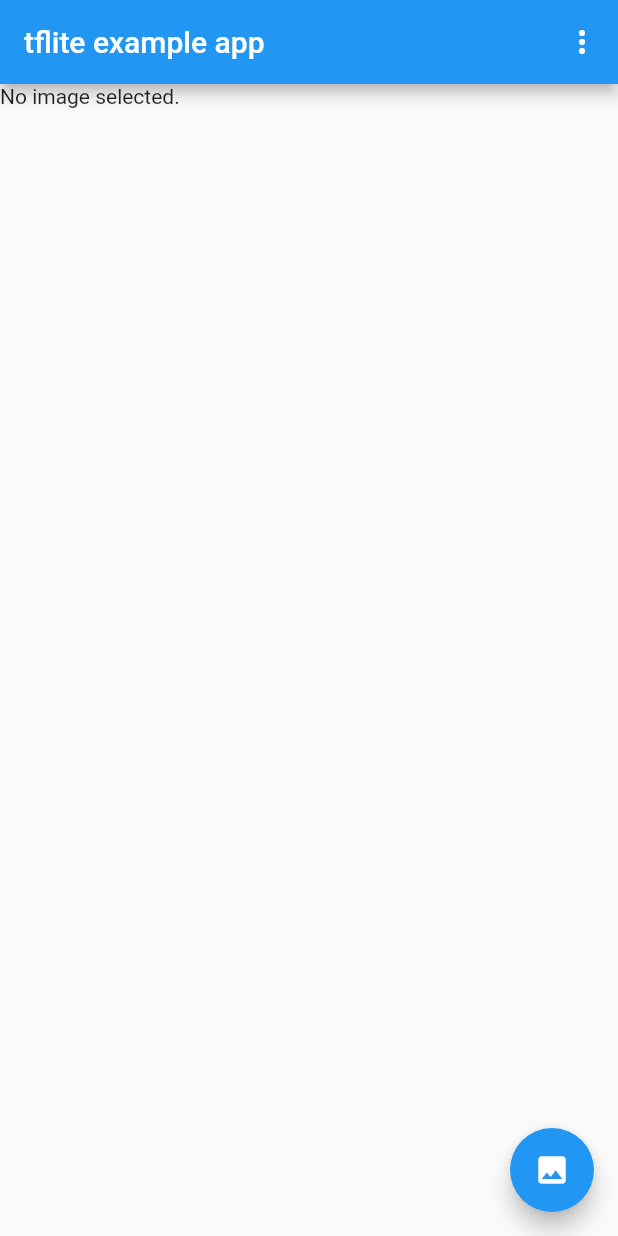
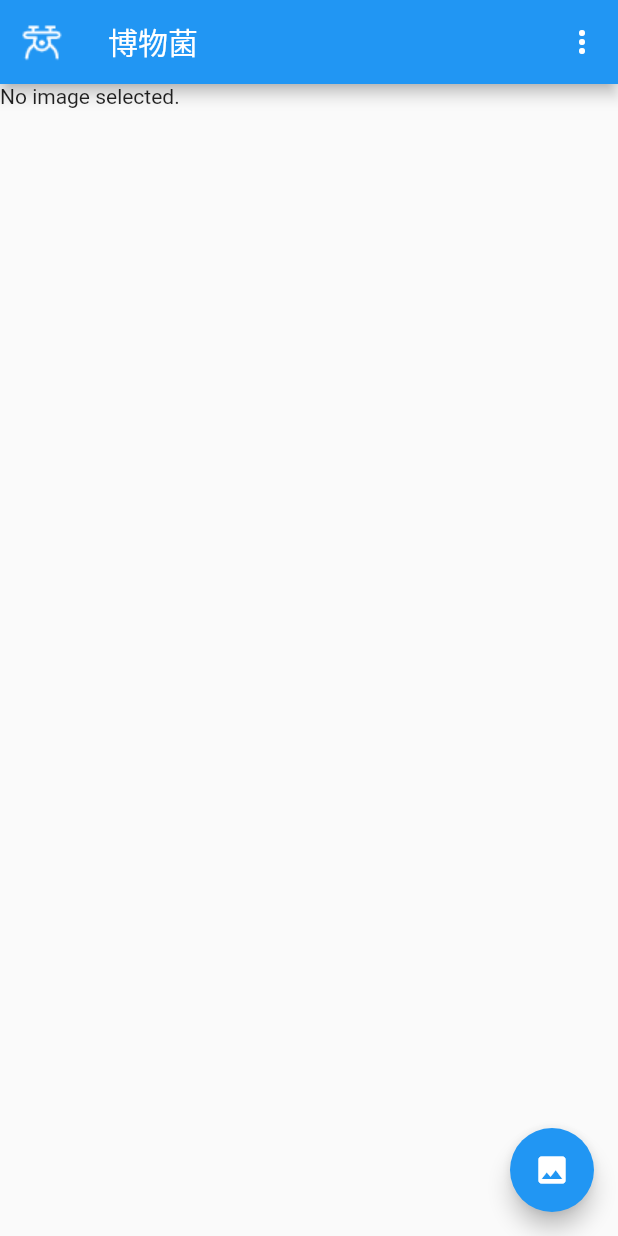
Before and after one commit to fubiye/wildlife_discovery, a Flutter app: the screen it shows after launch, on a phone screen of 412 x 824 dp. Run offline on Flutter 3.47's test engine with Material 2 defaults, Android fonts, the phone set to English and light mode, and no system bars; our stand-ins replace image_picker; missing offline and left inert: tflite.

```diff
--- a/lib/main.dart
+++ b/lib/main.dart
@@ -406,7 +406,8 @@ class _MyAppState extends State<MyApp> {
 
     return Scaffold(
       appBar: AppBar(
-        title: const Text('tflite example app'),
+        title: const Text('博物菌'),
+        leading: const ImageIcon(AssetImage('assets/leading-s.png')),
         actions: <Widget>[
           PopupMenuButton<String>(
             onSelected: onSelect,
--- a/pubspec.yaml
+++ b/pubspec.yaml
@@ -50,6 +50,7 @@ flutter:
 
   # To add assets to your application, add an assets section, like this:
   assets:
+    - assets/leading-s.png
     - assets/detect.tflite
     - assets/labelmap.txt
     - assets/cat.jpg
```
Also changed, not shown: assets/leading-s.png (added), assets/leading.png (added).
